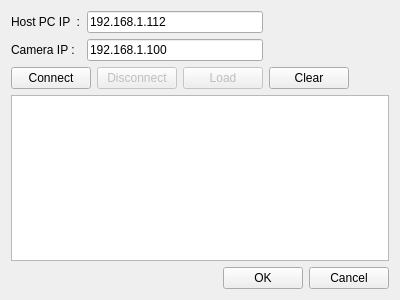
Qt form qt/connectdialog.ui (eNorris/cztgui) before a commit.
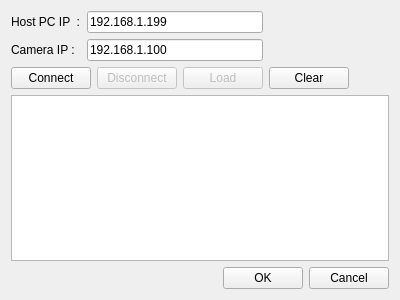
The same form after that commit.

What changed in the file:
```diff
--- a/qt/connectdialog.ui
+++ b/qt/connectdialog.ui
@@ -95,7 +95,7 @@
         <string/>
        </property>
        <property name="text">
-        <string>192.168.1.112</string>
+        <string>192.168.1.199</string>
        </property>
       </widget>
      </item>
```
